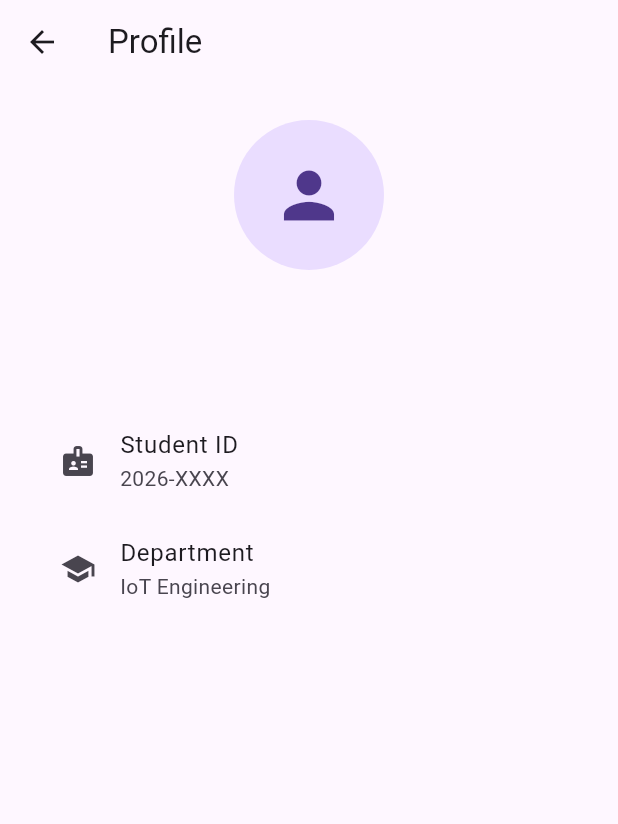
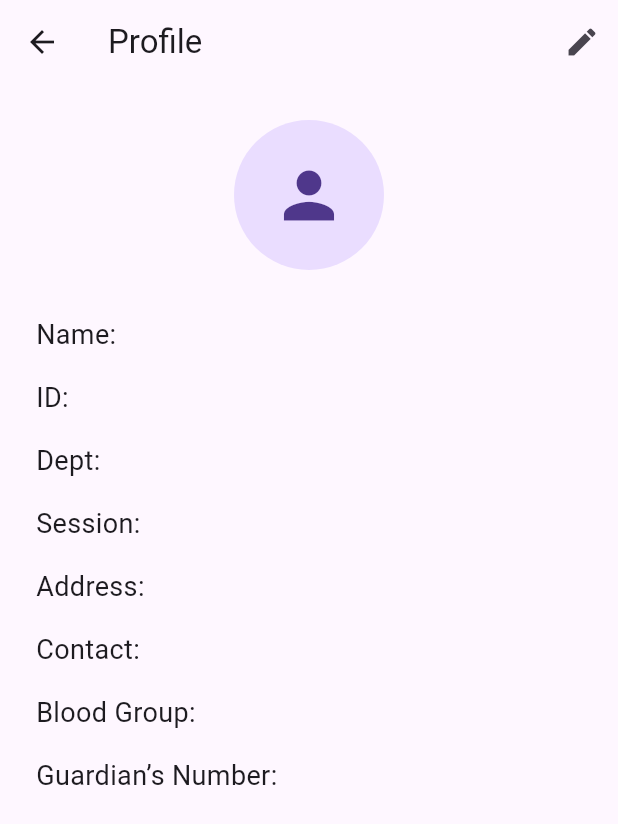
Before and after one commit to parvej-mosaraf/track-the-bus, a Flutter app: the ProfileScreen screen opened directly, on a phone screen of 412 x 824 dp. Shown: the top 824 px of the screen. Run offline on Flutter 3.47's test engine with Material 3 defaults, Android fonts, the phone set to English and light mode, and no system bars; our stand-ins replace cloud_firestore, firebase_auth, firebase_core, geolocator, google_maps_flutter; missing offline and left inert: flutter_polyline_points; accounts and stored records are empty.

Commit message:
profile is editable, admin/driver can publish notices

```diff
--- a/track_the_bus/lib/screens/profile_screen.dart
+++ b/track_the_bus/lib/screens/profile_screen.dart
@@ -1,63 +1,96 @@
+import 'package:cloud_firestore/cloud_firestore.dart';
 import 'package:firebase_auth/firebase_auth.dart';
 import 'package:flutter/material.dart';
+
+import 'edit_profile_screen.dart';
 
 class ProfileScreen extends StatelessWidget {
   const ProfileScreen({super.key});
 
   @override
   Widget build(BuildContext context) {
-
-    final user =
-        FirebaseAuth.instance.currentUser;
+    final uid = FirebaseAuth.instance.currentUser!.uid;
 
     return Scaffold(
-
       appBar: AppBar(
         title: const Text("Profile"),
+
+        actions: [
+          IconButton(
+            onPressed: () {
+              Navigator.push(
+                context,
+                MaterialPageRoute(
+                  builder: (context) => const EditProfileScreen(),
+                ),
+              );
+            },
+
+            icon: const Icon(Icons.edit),
+          ),
+        ],
       ),
 
-      body: Padding(
+      body: StreamBuilder<DocumentSnapshot>(
+        stream: FirebaseFirestore.instance
+            .collection('users')
+            .doc(uid)
+            .snapshots(),
 
+        builder: (context, snapshot) {
+          if (!snapshot.hasData) {
+            return const Center(child: CircularProgressIndicator());
+          }
+
+          final data = snapshot.data!.data() as Map<String, dynamic>;
+
+          Widget infoTile(String title, String value) {
+            return Padding(
+              padding: const EdgeInsets.only(bottom: 16),
+
+              child: Text(
+                "$title: $value",
+
+                style: const TextStyle(fontSize: 18),
+              ),
+            );
+          }
+
+          return SingleChildScrollView(
             padding: const EdgeInsets.all(24),
 
             child: Column(
+              crossAxisAlignment: CrossAxisAlignment.start,
 
               children: [
-
-            const CircleAvatar(
+                const Center(
+                  child: CircleAvatar(
                     radius: 50,
-              child: Icon(
-                Icons.person,
-                size: 50,
+                    child: Icon(Icons.person, size: 50),
                   ),
                 ),
 
-            const SizedBox(height: 20),
+                const SizedBox(height: 30),
 
-            Text(
-              user?.email ?? "No Email",
+                infoTile("Name", data['name'] ?? ''),
 
-              style: const TextStyle(
-                fontSize: 22,
-                fontWeight: FontWeight.bold,
-              ),
-            ),
+                infoTile("ID", data['studentId'] ?? ''),
 
-            const SizedBox(height: 40),
+                infoTile("Dept", data['department'] ?? ''),
 
-            ListTile(
-              leading: const Icon(Icons.badge),
-              title: const Text("Student ID"),
-              subtitle: const Text("2026-XXXX"),
-            ),
+                infoTile("Session", data['session'] ?? ''),
 
-            ListTile(
-              leading: const Icon(Icons.school),
-              title: const Text("Department"),
-              subtitle: const Text("IoT Engineering"),
-            ),
+                infoTile("Address", data['address'] ?? ''),
+
+                infoTile("Contact", data['contact'] ?? ''),
+
+                infoTile("Blood Group", data['bloodGroup'] ?? ''),
+
+                infoTile("Guardian’s Number", data['guardianNumber'] ?? ''),
               ],
             ),
+          );
+        },
       ),
     );
   }
--- a/track_the_bus/lib/screens/signup_screen.dart
+++ b/track_the_bus/lib/screens/signup_screen.dart
@@ -172,7 +172,17 @@ class _SignupScreenState extends State<SignupScreen> {
                             .doc(user!.uid)
                             .set({
                               'email': emailController.text.trim(),
+
                               'role': selectedRole,
+
+                              'name': '',
+                              'studentId': '',
+                              'department': '',
+                              'session': '',
+                              'address': '',
+                              'contact': '',
+                              'bloodGroup': '',
+                              'guardianNumber': '',
                             });
 
                         Navigator.pop(context);
```
Also changed, not shown: track_the_bus/lib/screens/admin_screen.dart (+18 -1 lines), track_the_bus/lib/screens/create_notice_screen.dart (added, +68 -0 lines), track_the_bus/lib/screens/driver_screen.dart (+18 -1 lines), track_the_bus/lib/screens/edit_profile_screen.dart (added, +135 -0 lines), track_the_bus/lib/screens/notice_screen.dart (+38 -11 lines). Lines whose indentation alone changed are shown as unchanged.
